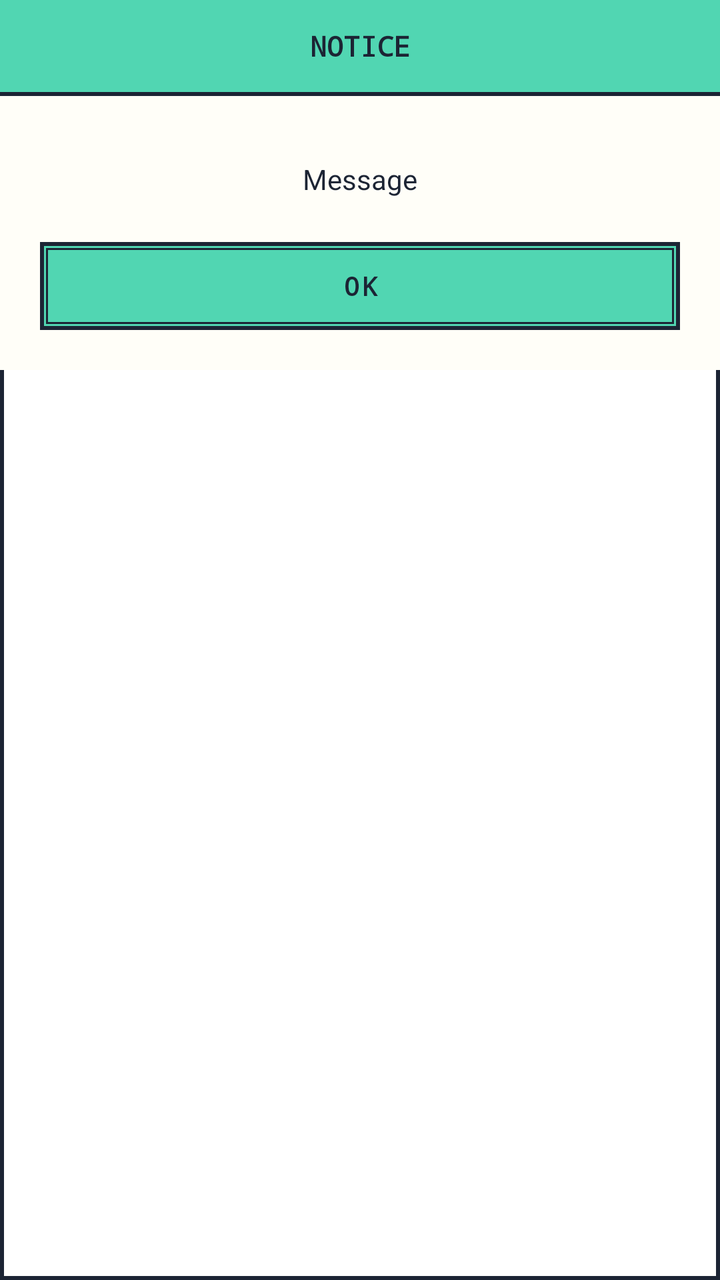
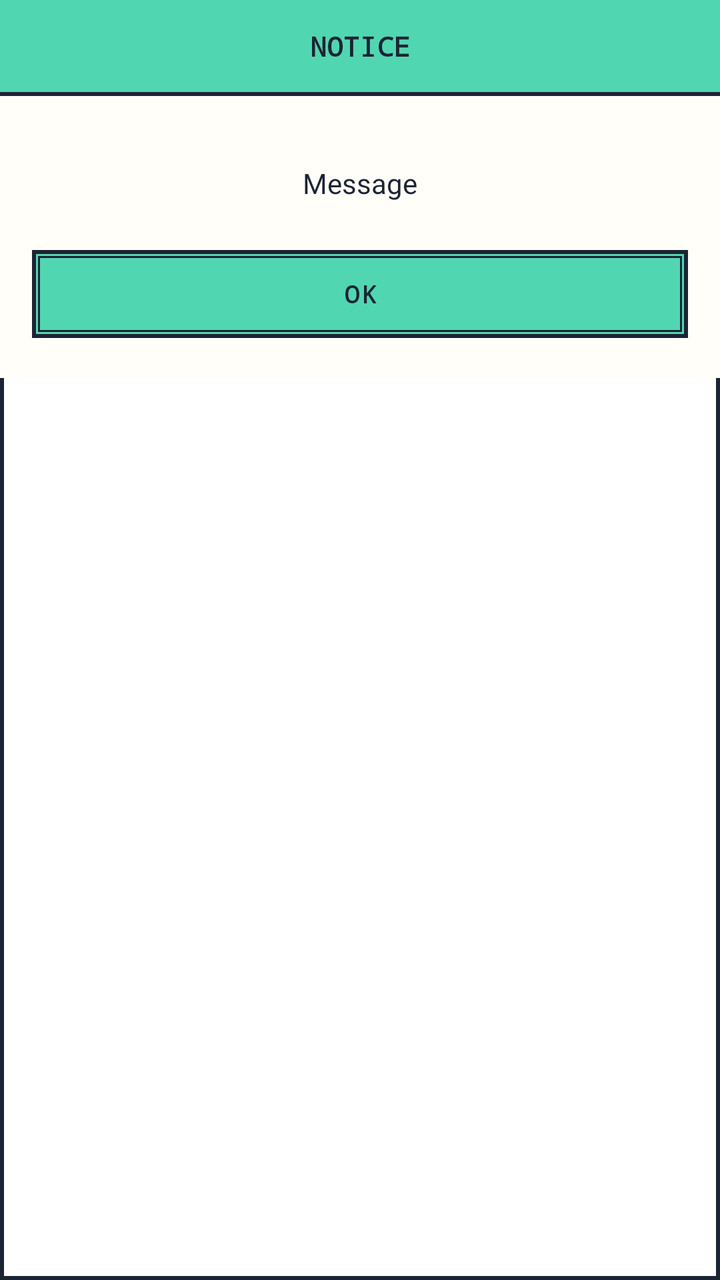

The first picture is an Android layout as it rendered before a commit; the second is the same layout after the commit. The layout source and the unified diff follow.
<!-- AndroidManifest.xml: application theme Theme.CaroGame -->
<!-- res/layout/dialog_notice.xml -->
<?xml version="1.0" encoding="utf-8"?>
<LinearLayout xmlns:android="http://schemas.android.com/apk/res/android"
    xmlns:app="http://schemas.android.com/apk/res-auto"
    android:layout_width="320dp"
    android:layout_height="wrap_content"
    android:background="@drawable/bg_box_outline"
    android:orientation="vertical">

    <TextView
        android:id="@+id/lblNoticeTitle"
        android:layout_width="match_parent"
        android:layout_height="46dp"
        android:background="@color/kora_mint"
        android:fontFamily="monospace"
        android:gravity="center"
        android:text="NOTICE"
        android:textColor="@color/kora_ink"
        android:textSize="14sp"
        android:textStyle="bold" />

    <View
        android:layout_width="match_parent"
        android:layout_height="2dp"
        android:background="@color/kora_ink" />

    <LinearLayout
        android:layout_width="match_parent"
        android:layout_height="wrap_content"
        android:background="@color/kora_cream"
        android:gravity="center_horizontal"
        android:orientation="vertical"
        android:padding="20dp">

        <TextView
            android:id="@+id/lblNoticeMessage"
            android:layout_width="match_parent"
            android:layout_height="wrap_content"
            android:layout_marginVertical="12dp"
            android:gravity="center"
            android:lineSpacingExtra="4dp"
            android:text="Message"
            android:textColor="@color/kora_ink"
            android:textSize="14sp" />

        <LinearLayout
            android:layout_width="match_parent"
            android:layout_height="wrap_content"
            android:layout_marginTop="10dp"
            android:gravity="center"
            android:orientation="horizontal">

            <Button
                android:id="@+id/btnNoticePrimary"
                android:layout_width="0dp"
                android:layout_height="44dp"
                android:layout_weight="1"
                android:background="@drawable/bg_btn_mint"
                android:fontFamily="monospace"
                android:text="OK"
                android:textColor="@color/kora_ink"
                android:textSize="13sp"
                android:textStyle="bold"
                app:backgroundTint="@null" />

            <Button
                android:id="@+id/btnNoticeSecondary"
                android:layout_width="0dp"
                android:layout_height="44dp"
                android:layout_marginStart="10dp"
                android:layout_weight="1"
                android:background="@drawable/bg_btn_blush"
                android:fontFamily="monospace"
                android:text="CANCEL"
                android:textColor="@color/kora_ink"
                android:textSize="13sp"
                android:textStyle="bold"
                android:visibility="gone"
                app:backgroundTint="@null" />
        </LinearLayout>
    </LinearLayout>
</LinearLayout>
<!-- resources referenced by this layout -->
<resources>
  <color name="kora_cream">#FFFEF8</color>
  <color name="kora_ink">#1C2434</color>
  <color name="kora_mint">#51D6B2</color>
  <!-- drawable bg_box_outline (drawable) -->
  <?xml version="1.0" encoding="utf-8"?>
  <shape xmlns:android="http://schemas.android.com/apk/res/android" android:shape="rectangle">
      <solid android:color="@color/kora_surface" />
      <stroke android:width="2dp" android:color="@color/kora_ink" />
  </shape>
  <!-- drawable bg_btn_blush (drawable) -->
  <?xml version="1.0" encoding="utf-8"?>
  <layer-list xmlns:android="http://schemas.android.com/apk/res/android">
      <item>
          <shape android:shape="rectangle">
              <solid android:color="@color/kora_blush" />
              <stroke android:width="2dp" android:color="@color/kora_ink" />
          </shape>
      </item>
      <item android:left="3dp" android:top="3dp" android:right="3dp" android:bottom="3dp">
          <shape android:shape="rectangle">
              <solid android:color="@color/kora_blush" />
              <stroke android:width="1dp" android:color="@color/kora_ink" />
          </shape>
      </item>
  </layer-list>
  <!-- drawable bg_btn_mint (drawable) -->
  <?xml version="1.0" encoding="utf-8"?>
  <layer-list xmlns:android="http://schemas.android.com/apk/res/android">
      <item>
          <shape android:shape="rectangle">
              <solid android:color="@color/kora_mint" />
              <stroke android:width="2dp" android:color="@color/kora_ink" />
          </shape>
      </item>
      <item android:left="3dp" android:top="3dp" android:right="3dp" android:bottom="3dp">
          <shape android:shape="rectangle">
              <solid android:color="@color/kora_mint" />
              <stroke android:width="1dp" android:color="@color/kora_ink" />
          </shape>
      </item>
  </layer-list>
  <style name="Theme.CaroGame" parent="Theme.MaterialComponents.Light.NoActionBar">
          <item name="colorPrimary">@color/kora_ink</item>
          <item name="colorPrimaryVariant">@color/kora_navy_timer</item>
          <item name="colorOnPrimary">@color/kora_surface</item>
          <item name="colorSecondary">@color/kora_mint</item>
          <item name="android:statusBarColor">@color/kora_ink</item>
          <item name="android:windowBackground">@color/kora_bg</item>
      </style>
  <color name="kora_surface">#FFFFFF</color>
  <color name="kora_blush">#FFE6E2</color>
  <color name="kora_navy_timer">#1C2434</color>
  <color name="kora_bg">#FFFFFF</color>
</resources>

<!-- the commit's change to res/layout/dialog_notice.xml (unified diff, before → after) -->
@@ -1,7 +1,7 @@
 <?xml version="1.0" encoding="utf-8"?>
 <LinearLayout xmlns:android="http://schemas.android.com/apk/res/android"
     xmlns:app="http://schemas.android.com/apk/res-auto"
-    android:layout_width="320dp"
+    android:layout_width="match_parent"
     android:layout_height="wrap_content"
     android:background="@drawable/bg_box_outline"
     android:orientation="vertical">
@@ -13,9 +13,10 @@
         android:background="@color/kora_mint"
         android:fontFamily="monospace"
         android:gravity="center"
+        android:paddingHorizontal="8dp"
         android:text="NOTICE"
         android:textColor="@color/kora_ink"
-        android:textSize="14sp"
+        android:textSize="13.5sp"
         android:textStyle="bold" />
 
     <View
@@ -29,13 +30,14 @@
         android:background="@color/kora_cream"
         android:gravity="center_horizontal"
         android:orientation="vertical"
-        android:padding="20dp">
+        android:paddingHorizontal="16dp"
+        android:paddingVertical="20dp">
 
         <TextView
             android:id="@+id/lblNoticeMessage"
             android:layout_width="match_parent"
             android:layout_height="wrap_content"
-            android:layout_marginVertical="12dp"
+            android:layout_marginVertical="14dp"
             android:gravity="center"
             android:lineSpacingExtra="4dp"
             android:text="Message"
@@ -56,9 +58,14 @@
                 android:layout_weight="1"
                 android:background="@drawable/bg_btn_mint"
                 android:fontFamily="monospace"
+                android:maxLines="1"
+                android:minWidth="0dp"
+                android:minHeight="0dp"
+                android:paddingHorizontal="6dp"
+                android:singleLine="true"
                 android:text="OK"
                 android:textColor="@color/kora_ink"
-                android:textSize="13sp"
+                android:textSize="12sp"
                 android:textStyle="bold"
                 app:backgroundTint="@null" />
 
@@ -66,13 +73,18 @@
                 android:id="@+id/btnNoticeSecondary"
                 android:layout_width="0dp"
                 android:layout_height="44dp"
-                android:layout_marginStart="10dp"
+                android:layout_marginStart="8dp"
                 android:layout_weight="1"
                 android:background="@drawable/bg_btn_blush"
                 android:fontFamily="monospace"
+                android:maxLines="1"
+                android:minWidth="0dp"
+                android:minHeight="0dp"
+                android:paddingHorizontal="6dp"
+                android:singleLine="true"
                 android:text="CANCEL"
                 android:textColor="@color/kora_ink"
-                android:textSize="13sp"
+                android:textSize="12sp"
                 android:textStyle="bold"
                 android:visibility="gone"
                 app:backgroundTint="@null" />
